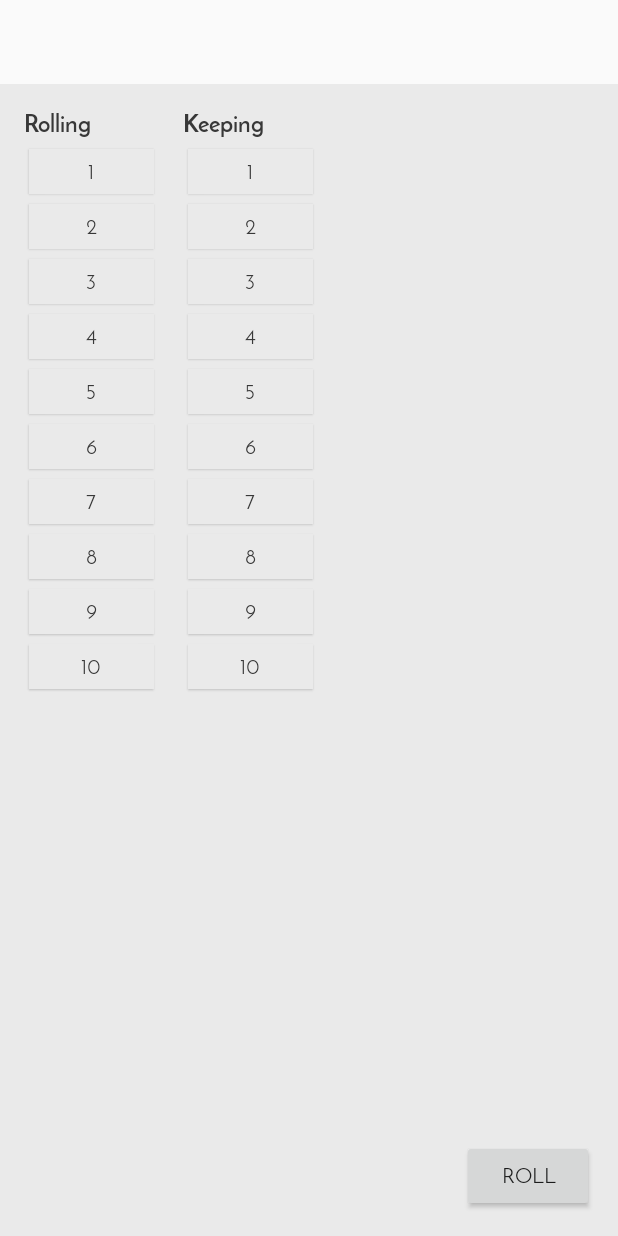
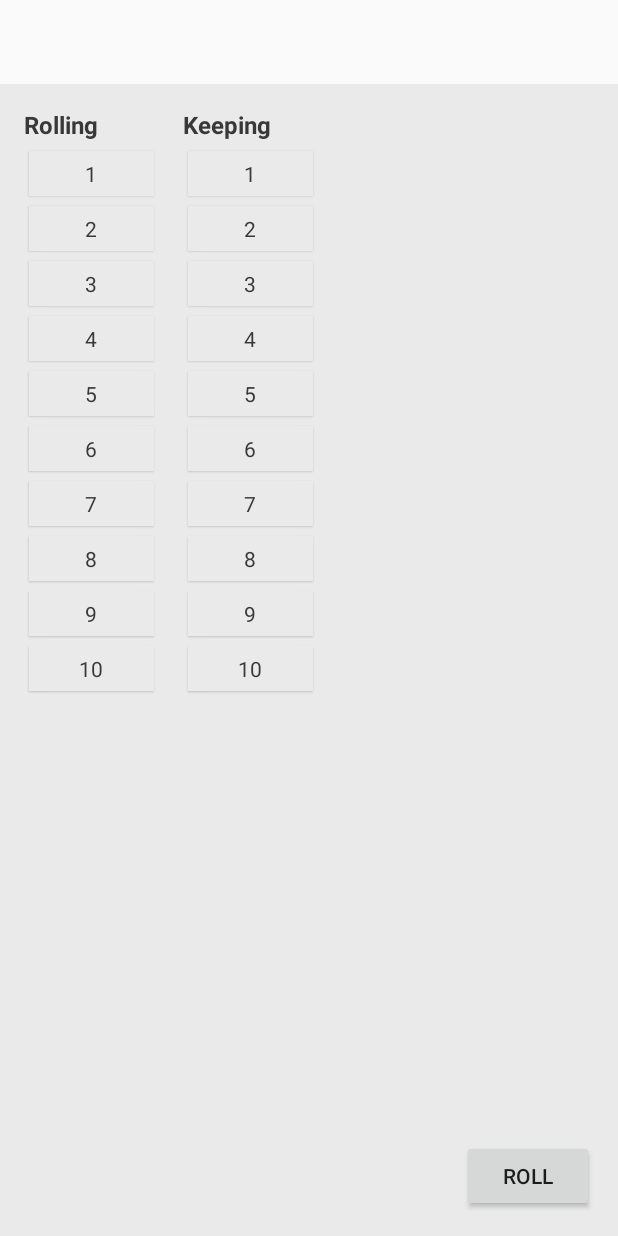
Before and after one commit to nihilogist/android-dice-roller, an Android app: the layout activity_seventh_sea_roller_main.xml on its own in the app's theme, with its tools: preview values and no code run, on a phone screen of 412 x 824 dp. Run offline under Robolectric (Android 15) with nearby library versions, the phone set to English and light mode, and no system bars; Roboto replaces fonts that are not available here.

Commit message:
Updates card layout for more even layout of controls.
Updates the card layout to make sure that the explode toggle appears well-aligned.
Also reverts typeface changes until a better method can be implemented.

Fixes #2

```diff
--- a/app/src/main/java/org/dave3heaton/rpgdiceroller/utils/logging/LogUtils.java
+++ b/app/src/main/java/org/dave3heaton/rpgdiceroller/utils/logging/LogUtils.java
@@ -7,7 +7,7 @@ import android.util.Log;
  */
 public class LogUtils {
 
-    private static boolean debugLogActive = true;
+    private static boolean debugLogActive = false;
 
     public static void debug(String category, String message) {
         if (debugLogActive) {
--- a/app/src/main/res/layout/content_seventh_sea_roller_main.xml
+++ b/app/src/main/res/layout/content_seventh_sea_roller_main.xml
@@ -17,7 +17,7 @@
         android:layout_alignParentStart="true"
         android:layout_alignParentLeft="true"
         android:id="@+id/seventh_sea_roller_dice_to_roll_column">
-        <org.dave3heaton.rpgdiceroller.utils.typography.JosefinTypefaceTextView
+        <TextView
             style="@style/text_header_style"
             android:textStyle="bold"
             android:layout_width="wrap_content"
@@ -32,43 +32,43 @@
             <RadioGroup
                 style="@style/seventh_sea_die_selector_radiogroup"
                 android:id="@+id/seventh_sea_roller_roll_group">
-                <org.dave3heaton.rpgdiceroller.utils.typography.JosefinTypefaceRadioButton
+                <RadioButton
                     style="@style/seventhSeaDieSelectButton"
                     android:text="1"
                     android:id="@+id/seventh_sea_roller_roll_1" />
-                <org.dave3heaton.rpgdiceroller.utils.typography.JosefinTypefaceRadioButton
+                <RadioButton
                     style="@style/seventhSeaDieSelectButton"
                     android:text="2"
                     android:id="@+id/seventh_sea_roller_roll_2" />
-                <org.dave3heaton.rpgdiceroller.utils.typography.JosefinTypefaceRadioButton
+                <RadioButton
                     style="@style/seventhSeaDieSelectButton"
                     android:text="3"
                     android:id="@+id/seventh_sea_roller_roll_3" />
-                <org.dave3heaton.rpgdiceroller.utils.typography.JosefinTypefaceRadioButton
+                <RadioButton
                     style="@style/seventhSeaDieSelectButton"
                     android:text="4"
                     android:id="@+id/seventh_sea_roller_roll_4" />
-                <org.dave3heaton.rpgdiceroller.utils.typography.JosefinTypefaceRadioButton
+                <RadioButton
                     style="@style/seventhSeaDieSelectButton"
                     android:text="5"
                     android:id="@+id/seventh_sea_roller_roll_5" />
-                <org.dave3heaton.rpgdiceroller.utils.typography.JosefinTypefaceRadioButton
+                <RadioButton
                     style="@style/seventhSeaDieSelectButton"
                     android:text="6"
                     android:id="@+id/seventh_sea_roller_roll_6" />
-                <org.dave3heaton.rpgdiceroller.utils.typography.JosefinTypefaceRadioButton
+                <RadioButton
                     style="@style/seventhSeaDieSelectButton"
                     android:text="7"
                     android:id="@+id/seventh_sea_roller_roll_7" />
-                <org.dave3heaton.rpgdiceroller.utils.typography.JosefinTypefaceRadioButton
+                <RadioButton
                     style="@style/seventhSeaDieSelectButton"
                     android:text="8"
                     android:id="@+id/seventh_sea_roller_roll_8" />
-                <org.dave3heaton.rpgdiceroller.utils.typography.JosefinTypefaceRadioButton
+                <RadioButton
                     style="@style/seventhSeaDieSelectButton"
                     android:text="9"
                     android:id="@+id/seventh_sea_roller_roll_9" />
-                <org.dave3heaton.rpgdiceroller.utils.typography.JosefinTypefaceRadioButton
+                <RadioButton
                     style="@style/seventhSeaDieSelectButton"
                     android:text="10"
                     android:id="@+id/seventh_sea_roller_roll_10" />
@@ -80,7 +80,7 @@
         style="@style/seventh_sea_layout_column_style"
         android:id="@+id/seventh_sea_roller_dice_to_keep_column"
         android:layout_toRightOf="@+id/seventh_sea_roller_dice_to_roll_column">
-        <org.dave3heaton.rpgdiceroller.utils.typography.JosefinTypefaceTextView
+        <TextView
             style="@style/text_header_style"
             android:textStyle="bold"
             android:layout_width="wrap_content"
@@ -93,43 +93,43 @@
             <RadioGroup
                 style="@style/seventh_sea_die_selector_radiogroup"
                 android:id="@+id/seventh_sea_roller_keep_group">
-                <org.dave3heaton.rpgdiceroller.utils.typography.JosefinTypefaceRadioButton
+                <RadioButton
                     style="@style/seventhSeaDieSelectButton"
                     android:text="1"
                     android:id="@+id/seventh_sea_roller_keep_1" />
-                <org.dave3heaton.rpgdiceroller.utils.typography.JosefinTypefaceRadioButton
+                <RadioButton
                     style="@style/seventhSeaDieSelectButton"
                     android:text="2"
                     android:id="@+id/seventh_sea_roller_keep_2" />
-                <org.dave3heaton.rpgdiceroller.utils.typography.JosefinTypefaceRadioButton
+                <RadioButton
                     style="@style/seventhSeaDieSelectButton"
                     android:text="3"
                     android:id="@+id/seventh_sea_roller_keep_3" />
-                <org.dave3heaton.rpgdiceroller.utils.typography.JosefinTypefaceRadioButton
+                <RadioButton
                     style="@style/seventhSeaDieSelectButton"
                     android:text="4"
                     android:id="@+id/seventh_sea_roller_keep_4" />
-                <org.dave3heaton.rpgdiceroller.utils.typography.JosefinTypefaceRadioButton
+                <RadioButton
                     style="@style/seventhSeaDieSelectButton"
                     android:text="5"
                     android:id="@+id/seventh_sea_roller_keep_5" />
-                <org.dave3heaton.rpgdiceroller.utils.typography.JosefinTypefaceRadioButton
+                <RadioButton
                     style="@style/seventhSeaDieSelectButton"
                     android:text="6"
                     android:id="@+id/seventh_sea_roller_keep_6" />
-                <org.dave3heaton.rpgdiceroller.utils.typography.JosefinTypefaceRadioButton
+                <RadioButton
                     style="@style/seventhSeaDieSelectButton"
                     android:text="7"
                     android:id="@+id/seventh_sea_roller_keep_7" />
-                <org.dave3heaton.rpgdiceroller.utils.typography.JosefinTypefaceRadioButton
+                <RadioButton
                     style="@style/seventhSeaDieSelectButton"
                     android:text="8"
                     android:id="@+id/seventh_sea_roller_keep_8" />
-                <org.dave3heaton.rpgdiceroller.utils.typography.JosefinTypefaceRadioButton
+                <RadioButton
                     style="@style/seventhSeaDieSelectButton"
                     android:text="9"
                     android:id="@+id/seventh_sea_roller_keep_9" />
-                <org.dave3heaton.rpgdiceroller.utils.typography.JosefinTypefaceRadioButton
+                <RadioButton
                     style="@style/seventhSeaDieSelectButton"
                     android:text="10"
                     android:id="@+id/seventh_sea_roller_keep_10" />
@@ -166,7 +166,7 @@
             android:id="@+id/seventh_sea_roller_control_panel"
             android:layout_alignParentBottom="true">
 
-            <org.dave3heaton.rpgdiceroller.utils.typography.JosefinTypefaceButton
+            <Button
                 android:layout_width="wrap_content"
                 android:layout_height="wrap_content"
                 android:id="@+id/seventh_sea_roller_button_roll"
--- a/app/src/main/res/values/strings.xml
+++ b/app/src/main/res/values/strings.xml
@@ -9,4 +9,5 @@
     <string name="seventh_sea_roller_results">Results</string>
     <string name="title_activity_main">MainActivity</string>
     <string name="seventh_sea_roll_card_reroll">Reroll</string>
+    <string name="seventh_sea_roll_card_explode">EXPLODE</string>
 </resources>
```
Also changed, not shown: app/src/main/java/org/dave3heaton/rpgdiceroller/game/seventhsea/SeventhSeaCardAdapter.java (+2 -5 lines), app/src/main/res/drawable/seventh_sea_dice_explode_checkbox.xml (deleted, +0 -9 lines), app/src/main/res/layout/seventh_sea_roll_card.xml (+5 -7 lines), app/src/main/res/values/styles.xml (+12 -1 lines).
